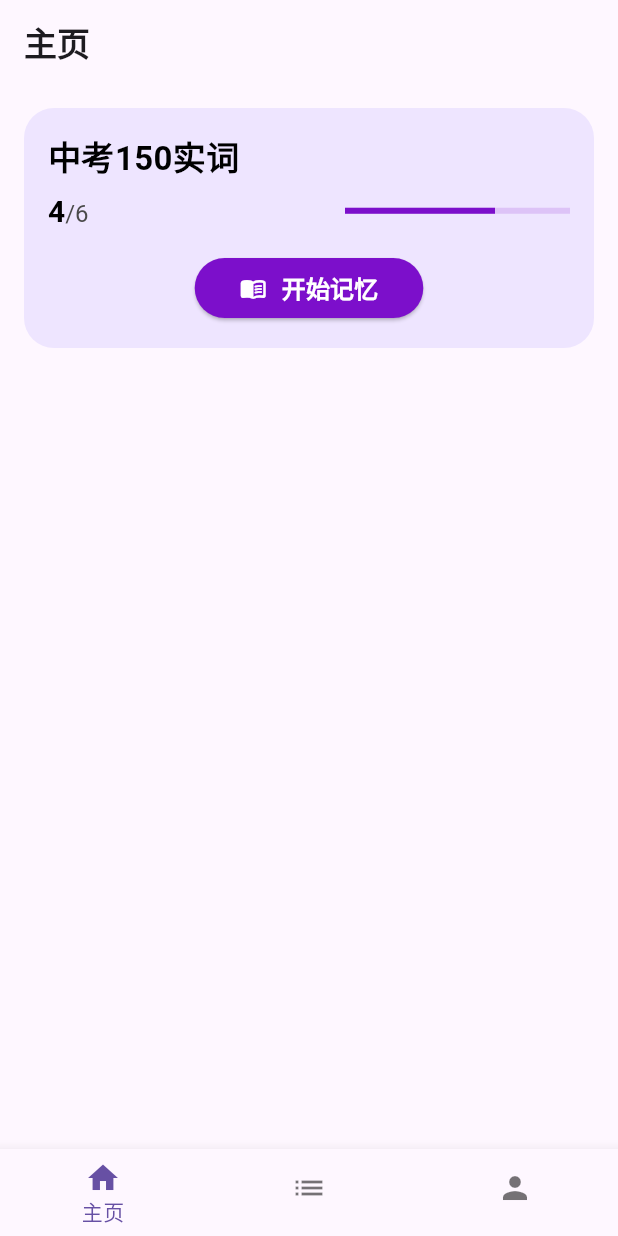
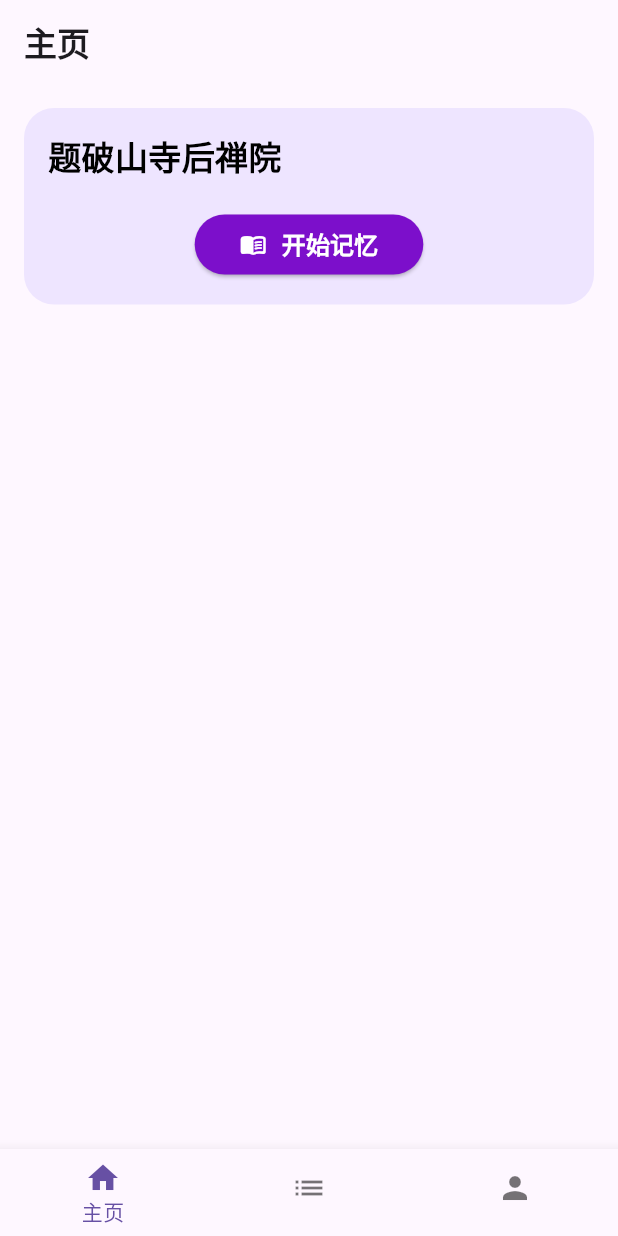
Before and after one commit to Robot-1024/Remember-it, a Flutter app: the screen it shows after launch, on a phone screen of 412 x 824 dp. Run offline on Flutter 3.47's test engine with Material 3 defaults, Android fonts, the phone set to English and light mode, and no system bars.

Commit message:
Small Fixes

```diff
--- a/lib/Pages/home_page.dart
+++ b/lib/Pages/home_page.dart
@@ -25,13 +25,14 @@ class HomePage extends StatelessWidget {
               crossAxisAlignment: CrossAxisAlignment.start,
               children: [
                 const Text(
-                  "中考150实词", // 书名
+                  "题破山寺后禅院", // 书名
                   style: TextStyle(
                     fontSize: 22,
                     fontWeight: FontWeight.bold,
                     color: Color.fromARGB(255, 0, 0, 0),
                   ),
                 ),
+                /*
                 const SizedBox(height: 8), // 进度间距
                 Row(
                   mainAxisAlignment: MainAxisAlignment.spaceBetween,
@@ -68,8 +69,8 @@ class HomePage extends StatelessWidget {
                       ),
                     ),
                   ],
-                ),
-                const SizedBox(height: 16), // 按钮间距
+                ),*/
+                const SizedBox(height: 20), // 按钮间距
                 Center(
                   child: ElevatedButton(
                     onPressed: () {
--- a/lib/Pages/login_page.dart
+++ b/lib/Pages/login_page.dart
@@ -33,7 +33,9 @@ class LoginPage extends StatelessWidget {
 
             // Login button
             ElevatedButton(
-              onPressed: () {},
+              onPressed: () {
+                Navigator.pushNamed(context, '/first_page');
+              },
               child: const Text('登录'),
             ),
           ],
--- a/lib/Pages/memory_page.dart
+++ b/lib/Pages/memory_page.dart
@@ -101,10 +101,11 @@ class _MemoryPageState extends State<MemoryPage> {
                       ),
                     )),
                 const SizedBox(height: 20),
-                // 例句
+
 
                 const SizedBox(height: 20),
                 // "下一个" 或 "结束" 按钮
+
                 ElevatedButton(
                   onPressed: () {
                     if (stepNum[0] < stepMax) {
--- a/lib/Pages/memory_pages/memory_step_1.dart
+++ b/lib/Pages/memory_pages/memory_step_1.dart
@@ -7,7 +7,7 @@ class MemoryStep1 extends StatelessWidget {
   Widget build(BuildContext context) {
     return Scaffold(
       appBar: AppBar(
-        title: Text('记忆'),
+        title: const Text('记忆'),
       ),
     );
   }
--- a/lib/Pages/memory_pages/memory_step_2_x_1.dart
+++ b/lib/Pages/memory_pages/memory_step_2_x_1.dart
@@ -7,7 +7,7 @@ class MemoryStep2X1 extends StatelessWidget {
   Widget build(BuildContext context) {
     return Scaffold(
       appBar: AppBar(
-        title: Text('记忆'),
+        title: const Text('记忆'),
       ),
     );
   }
--- a/lib/Pages/poem_list_page.dart
+++ b/lib/Pages/poem_list_page.dart
@@ -13,8 +13,9 @@ class PoemListPage extends StatelessWidget {
             fontWeight: FontWeight.bold,
           ),
         ),
+        automaticallyImplyLeading: false,
       ),
-      body: Text("helloworld"),
+      body: Text("请选择你的诗单"),
     );
   }
 }
--- a/lib/Pages/profile_page.dart
+++ b/lib/Pages/profile_page.dart
@@ -1,5 +1,4 @@
 import 'package:flutter/material.dart';
-import 'package:remember_it/Pages/login_page.dart';
 
 
 class ProfilePage extends StatelessWidget {
@@ -79,10 +78,7 @@ class ProfilePage extends StatelessWidget {
             width: double.infinity, // 保证按钮宽度和父容器一样宽
             child: ElevatedButton(
               onPressed: () {
-                Navigator.push(
-                  context,
-                  MaterialPageRoute(builder: (context) => const LoginPage()),
-                );
+                Navigator.pushNamed(context, '/login_page');
               },
 
               style: ElevatedButton.styleFrom(
--- a/lib/main.dart
+++ b/lib/main.dart
@@ -1,5 +1,10 @@
 import 'package:flutter/material.dart';
 import 'package:remember_it/Pages/first_page.dart';
+import 'package:remember_it/Pages/home_page.dart';
+import 'package:remember_it/Pages/login_page.dart';
+import 'package:remember_it/Pages/poem_list_page.dart';
+import 'package:remember_it/Pages/profile_page.dart';
+import 'package:remember_it/Pages/settings_page.dart';
 
 void main(){
   runApp(const MyApp());
@@ -11,8 +16,17 @@ class MyApp extends StatelessWidget {
 
   @override
   Widget build(BuildContext context) {
-    return const MaterialApp(
-      home: FirstPage() // 设置启动页面
+    return MaterialApp(
+      home: const FirstPage(), // 设置启动页面
+      initialRoute: '/',
+      routes: {
+        '/first_page': (context) => const FirstPage(),
+        '/profile_page': (context) => const ProfilePage(),
+        '/settings_page': (context) => const SettingsPage(),
+        '/home_page': (context) => const HomePage(),
+        '/poem_list_page': (context) => const PoemListPage(),
+        '/login_page': (context) => const LoginPage(),
+      },
     );
   }
 }
```
